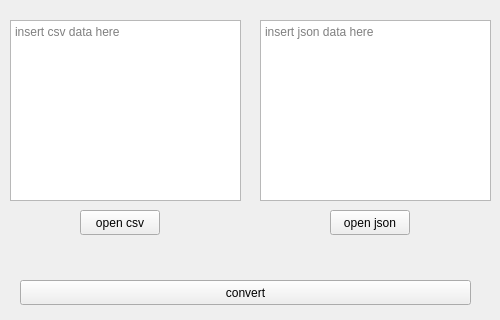
Above: 1-Beginner/csv2json/main.ui from kana800/playground before the change. Below: the same form after it.
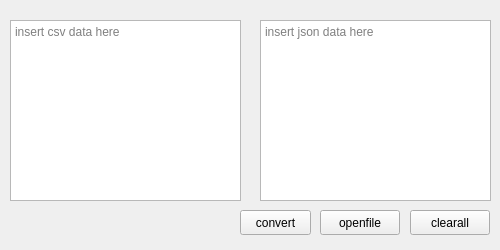
That is the form after the change.

Commit message: completed csv2json project

Patch:
```diff
--- a/1-Beginner/csv2json/main.ui
+++ b/1-Beginner/csv2json/main.ui
@@ -7,19 +7,19 @@
     <x>0</x>
     <y>0</y>
     <width>500</width>
-    <height>320</height>
+    <height>250</height>
    </rect>
   </property>
   <property name="minimumSize">
    <size>
     <width>500</width>
-    <height>320</height>
+    <height>250</height>
    </size>
   </property>
   <property name="maximumSize">
    <size>
     <width>500</width>
-    <height>320</height>
+    <height>250</height>
    </size>
   </property>
   <property name="windowTitle">
@@ -54,9 +54,9 @@
   <widget class="QPushButton" name="convert">
    <property name="geometry">
     <rect>
-     <x>20</x>
-     <y>280</y>
-     <width>451</width>
+     <x>240</x>
+     <y>210</y>
+     <width>71</width>
      <height>25</height>
     </rect>
    </property>
@@ -67,27 +67,27 @@
   <widget class="QPushButton" name="opencsv">
    <property name="geometry">
     <rect>
-     <x>80</x>
+     <x>320</x>
      <y>210</y>
      <width>80</width>
      <height>25</height>
     </rect>
    </property>
    <property name="text">
-    <string>open csv</string>
+    <string>openfile</string>
    </property>
   </widget>
   <widget class="QPushButton" name="openjson">
    <property name="geometry">
     <rect>
-     <x>330</x>
+     <x>410</x>
      <y>210</y>
      <width>80</width>
      <height>25</height>
     </rect>
    </property>
    <property name="text">
-    <string>open json</string>
+    <string>clearall</string>
    </property>
   </widget>
  </widget>
```
Left out of the diff: 4 changed lines with no effect on the pictures. The commit also changes 9 other files.
